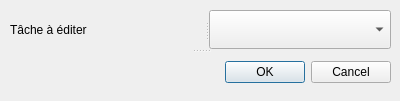
Before: the Qt Designer form Application/InterfaceGraphique/choixTacheWindow.ui in Erzrael/LO21, drawn with Qt 5.
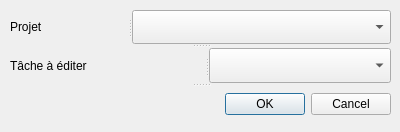
After: the same form once the commit is applied.

Commit message: Finition de l'ajout de projet et tache et précédence et composition. Resolution de soucis d'inclusion. Finir choix des tache à éditer.

```diff
--- a/Application/InterfaceGraphique/choixTacheWindow.ui
+++ b/Application/InterfaceGraphique/choixTacheWindow.ui
@@ -7,7 +7,7 @@
     <x>0</x>
     <y>0</y>
     <width>400</width>
-    <height>101</height>
+    <height>132</height>
    </rect>
   </property>
   <property name="windowTitle">
@@ -19,12 +19,23 @@
      <x>10</x>
      <y>10</y>
      <width>381</width>
-     <height>81</height>
+     <height>111</height>
     </rect>
    </property>
    <property name="orientation">
     <enum>Qt::Vertical</enum>
    </property>
+   <widget class="QSplitter" name="splitter_3">
+    <property name="orientation">
+     <enum>Qt::Horizontal</enum>
+    </property>
+    <widget class="QLabel" name="label">
+     <property name="text">
+      <string>Projet</string>
+     </property>
+    </widget>
+    <widget class="QComboBox" name="Projet_Box"/>
+   </widget>
    <widget class="QSplitter" name="splitter">
     <property name="orientation">
      <enum>Qt::Horizontal</enum>
```
The commit also changes 18 other files.
